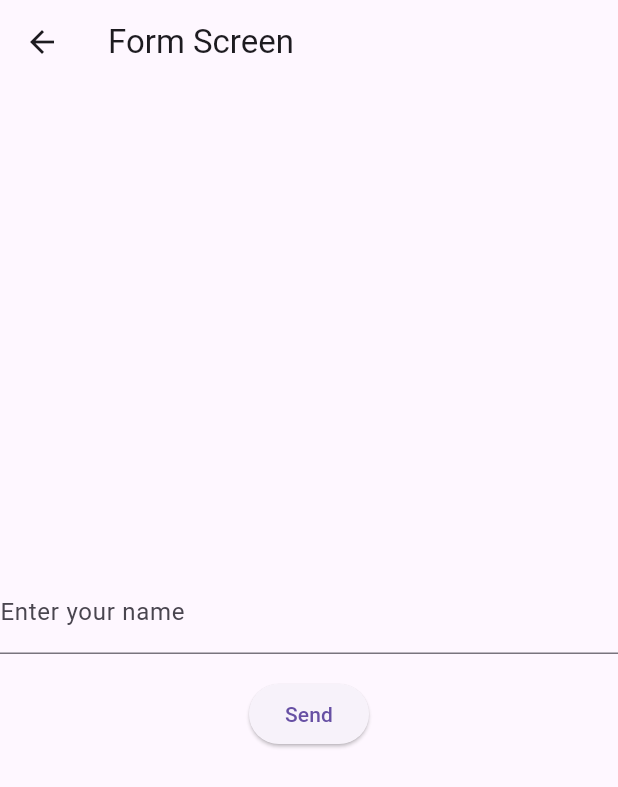
After one commit to ryfazrin/advanced-navigation-01-starter, a Flutter app: the screen it shows after launch, after a tap on the "quiz" icon, on a phone screen of 412 x 824 dp. The commit adds this screen. Shown: the top 787 px of the screen. Run offline on Flutter 3.47's test engine with Material 3 defaults, Android fonts, the phone set to English and light mode, and no system bars.

Commit message:
feat: Add FormScreen and PageManager for improved navigation and data handling

```diff
--- a/lib/main.dart
+++ b/lib/main.dart
@@ -1,5 +1,7 @@
 import 'package:declarative_navigation/router/router_delegate.dart';
+import 'package:declarative_navigation/routes/page_manager.dart';
 import 'package:flutter/material.dart';
+import 'package:provider/provider.dart';
 
 void main() {
   runApp(const QuotesApp());
@@ -24,11 +26,14 @@ class _QuotesAppState extends State<QuotesApp> {
 
   @override
   Widget build(BuildContext context) {
-    return MaterialApp(
-      title: 'Quotes App',
-      home: Router(
-        routerDelegate: myRouterDelegate,
-        backButtonDispatcher: RootBackButtonDispatcher(),
+    return ChangeNotifierProvider(
+      create: (context) => PageManager(),
+      child: MaterialApp(
+        title: 'Quotes App',
+        home: Router(
+          routerDelegate: myRouterDelegate,
+          backButtonDispatcher: RootBackButtonDispatcher(),
+        ),
       ),
     );
   }
--- a/lib/router/router_delegate.dart
+++ b/lib/router/router_delegate.dart
@@ -1,4 +1,5 @@
 import 'package:declarative_navigation/model/quote.dart';
+import 'package:declarative_navigation/screen/form_screen.dart';
 import 'package:declarative_navigation/screen/quote_detail_screen.dart';
 import 'package:declarative_navigation/screen/quotes_list_screen.dart';
 import 'package:flutter/material.dart';
@@ -6,6 +7,7 @@ import 'package:flutter/material.dart';
 class MyRouterDelegate extends RouterDelegate
     with ChangeNotifier, PopNavigatorRouterDelegateMixin {
   final GlobalKey<NavigatorState> _navigatorKey;
+  bool isForm = false;
 
   MyRouterDelegate() : _navigatorKey = GlobalKey<NavigatorState>();
 
@@ -27,6 +29,10 @@ class MyRouterDelegate extends RouterDelegate
               selectedQuote = quoteId;
               notifyListeners();
             },
+            toFormScreen: () {
+              isForm = true;
+              notifyListeners();
+            },
           ),
         ),
         if (selectedQuote != null)
@@ -36,10 +42,24 @@ class MyRouterDelegate extends RouterDelegate
               quoteId: selectedQuote!,
             ),
           ),
+        if (isForm)
+          MaterialPage(
+            key: const ValueKey("FormScreen"),
+            child: FormScreen(
+              onSend: () {
+                isForm = false;
+                notifyListeners();
+              },
+            ),
+          ),
       ],
       onDidRemovePage: (page) {
         if (page.key == ValueKey("QuoteDetailsScreen-$selectedQuote")) {
           selectedQuote = null;
+          notifyListeners();
+        }
+        if (page.key == const ValueKey("FormScreen")) {
+          isForm = false;
           notifyListeners();
         }
       },
--- /dev/null
+++ b/lib/routes/page_manager.dart
@@ -0,0 +1,16 @@
+import 'dart:async';
+
+import 'package:flutter/material.dart';
+
+class PageManager extends ChangeNotifier {
+  late Completer<String> _completer;
+
+  Future<String> waitForResult() async {
+    _completer = Completer<String>();
+    return _completer.future;
+  }
+
+  void returnData(String value) {
+    _completer.complete(value);
+  }
+}
--- /dev/null
+++ b/lib/screen/form_screen.dart
@@ -0,0 +1,47 @@
+import 'package:declarative_navigation/routes/page_manager.dart';
+import 'package:flutter/material.dart';
+import 'package:provider/provider.dart';
+
+class FormScreen extends StatefulWidget {
+  final Function onSend;
+
+  const FormScreen({super.key, required this.onSend});
+
+  @override
+  State<FormScreen> createState() => _FormScreenState();
+}
+
+class _FormScreenState extends State<FormScreen> {
+  final _textController = TextEditingController();
+
+  @override
+  Widget build(BuildContext context) {
+    return Scaffold(
+      appBar: AppBar(
+        title: const Text('Form Screen'),
+      ),
+      body: Center(
+        child: Column(
+          mainAxisAlignment: MainAxisAlignment.center,
+          children: <Widget>[
+            TextField(
+              controller: _textController,
+              decoration: const InputDecoration(
+                labelText: 'Enter your name',
+              ),
+            ),
+            const SizedBox(height: 16),
+            ElevatedButton(
+              onPressed: () {
+                final name = _textController.text;
+                widget.onSend();
+                context.read<PageManager>().returnData(name);
+              },
+              child: const Text('Send'),
+            ),
+          ],
+        ),
+      ),
+    );
+  }
+}
--- a/lib/screen/quotes_list_screen.dart
+++ b/lib/screen/quotes_list_screen.dart
@@ -1,16 +1,19 @@
-
+import 'package:declarative_navigation/routes/page_manager.dart';
 import 'package:flutter/material.dart';
+import 'package:provider/provider.dart';
 
 import '../model/quote.dart';
 
 class QuotesListScreen extends StatelessWidget {
   final List<Quote> quotes;
   final Function(String) onTapped;
+  final Function() toFormScreen;
 
   const QuotesListScreen({
     Key? key,
     required this.quotes,
     required this.onTapped,
+    required this.toFormScreen,
   }) : super(key: key);
 
   @override
@@ -18,6 +21,20 @@ class QuotesListScreen extends StatelessWidget {
     return Scaffold(
       appBar: AppBar(
         title: const Text("Quotes App"),
+        actions: [
+          IconButton(
+            onPressed: () async {
+              final scaffoldMessengerState = ScaffoldMessenger.of(context);
+              toFormScreen();
+              final dataString =
+                  await context.read<PageManager>().waitForResult();
+              scaffoldMessengerState.showSnackBar(
+                SnackBar(content: Text("My name is $dataString")),
+              );
+            },
+            icon: const Icon(Icons.quiz),
+          ),
+        ],
       ),
       body: ListView(
         children: [
--- a/pubspec.yaml
+++ b/pubspec.yaml
@@ -13,6 +13,7 @@ dependencies:
     sdk: flutter
 
   cupertino_icons: ^1.0.2
+  provider: ^6.1.5
 
 dev_dependencies:
   flutter_test:
```
Also changed, not shown: pubspec.lock.
